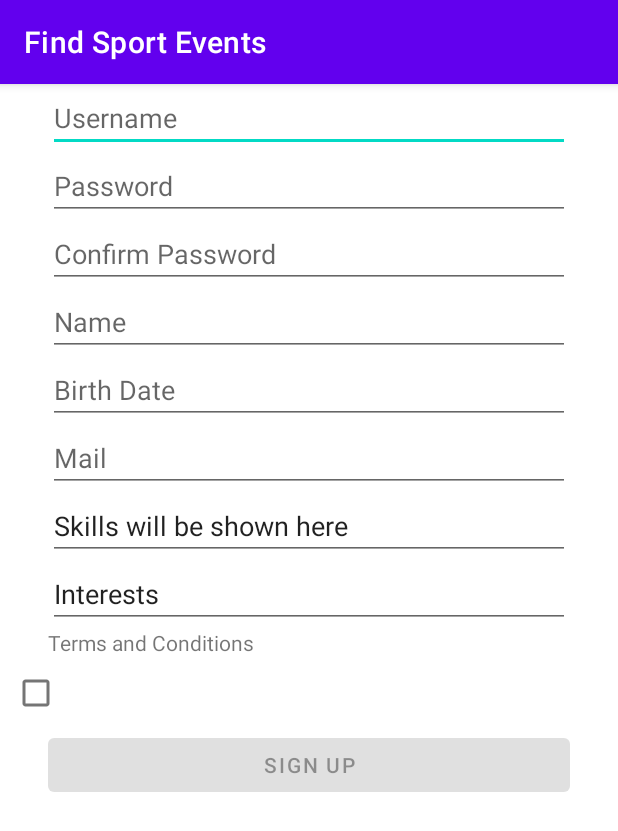
After one commit to bounswe/2021SpringGroup2, an Android app: the SignupActivity screen opened directly, with no data from a screen before it, on a phone screen of 412 x 824 dp. The commit adds this screen. Shown: the top 831 px of the screen. Run offline under Robolectric (Android 15) with nearby library versions, the phone set to English and light mode, and no system bars.

Commit message:
Add: signup activity

```diff
--- a/FindSportEvents/app/src/main/AndroidManifest.xml
+++ b/FindSportEvents/app/src/main/AndroidManifest.xml
@@ -20,6 +20,7 @@
         </activity>
 
         <activity android:name=".login.LoginActivity" />
+        <activity android:name=".login.SignupActivity" />
     </application>
 
 </manifest>
--- a/FindSportEvents/app/src/main/java/com/bounswe/findsportevents/login/LoginActivity.kt
+++ b/FindSportEvents/app/src/main/java/com/bounswe/findsportevents/login/LoginActivity.kt
@@ -56,10 +56,15 @@ class LoginActivity : AppCompatActivity() {
                 MainActivity.addExtras(this, true)
             }
         }
+        binding.buttonSignup.setOnClickListener {
+            startActivity<SignupActivity> {
+                addFlags(Intent.FLAG_ACTIVITY_NEW_TASK or Intent.FLAG_ACTIVITY_CLEAR_TASK)
+            }
+        }
     }
 
     private fun checkFields() {
-        binding.buttonLogin.isEnabled = binding.etUsername.text.toString().length >= 5 && binding.etPassword.text.toString().length >= 3
+        binding.buttonLogin.isEnabled = binding.etUsername.text.toString().length >= 5 && binding.etPassword.text.toString().length >= 5
                 && isValidEmail(binding.etUsername.text.toString())
     }
 
--- /dev/null
+++ b/FindSportEvents/app/src/main/java/com/bounswe/findsportevents/login/SignupActivity.kt
@@ -0,0 +1,16 @@
+package com.bounswe.findsportevents.login
+
+import android.os.Bundle
+import androidx.appcompat.app.AppCompatActivity
+import com.bounswe.findsportevents.databinding.ActivitySignupBinding
+
+class SignupActivity: AppCompatActivity() {
+    private lateinit var binding: ActivitySignupBinding
+
+    override fun onCreate(savedInstanceState: Bundle?) {
+        super.onCreate(savedInstanceState)
+        binding = ActivitySignupBinding.inflate(layoutInflater)
+        setContentView(binding.root)
+    }
+
+}
--- /dev/null
+++ b/FindSportEvents/app/src/main/res/layout/activity_signup.xml
@@ -0,0 +1,99 @@
+<?xml version="1.0" encoding="utf-8"?>
+<androidx.constraintlayout.widget.ConstraintLayout xmlns:android="http://schemas.android.com/apk/res/android"
+    xmlns:app="http://schemas.android.com/apk/res-auto"
+    android:layout_width="match_parent"
+    android:layout_height="match_parent">
+
+    <ScrollView
+        android:layout_width="match_parent"
+        android:layout_height="match_parent">
+
+        <LinearLayout
+            android:layout_width="match_parent"
+            android:layout_height="wrap_content"
+            android:orientation="vertical">
+
+            <com.google.android.material.textfield.TextInputEditText
+                android:id="@+id/et_username"
+                android:layout_width="match_parent"
+                android:layout_height="wrap_content"
+                android:layout_marginHorizontal="@dimen/space_xx_large"
+                android:hint="@string/username_signup" />
+
+            <com.google.android.material.textfield.TextInputEditText
+                android:id="@+id/et_password"
+                android:layout_width="match_parent"
+                android:layout_height="wrap_content"
+                android:layout_marginHorizontal="@dimen/space_xx_large"
+                android:hint="@string/password" />
+
+            <com.google.android.material.textfield.TextInputEditText
+                android:id="@+id/et_password_confirm"
+                android:layout_width="match_parent"
+                android:layout_height="wrap_content"
+                android:layout_marginHorizontal="@dimen/space_xx_large"
+                android:hint="@string/confirm_password" />
+
+            <com.google.android.material.textfield.TextInputEditText
+                android:id="@+id/et_name"
+                android:layout_width="match_parent"
+                android:layout_height="wrap_content"
+                android:layout_marginHorizontal="@dimen/space_xx_large"
+                android:hint="@string/name" />
+
+            <com.google.android.material.textfield.TextInputEditText
+                android:id="@+id/et_birth_date"
+                android:layout_width="match_parent"
+                android:layout_height="wrap_content"
+                android:layout_marginHorizontal="@dimen/space_xx_large"
+                android:hint="@string/birth_date" />
+
+            <com.google.android.material.textfield.TextInputEditText
+                android:id="@+id/et_mail"
+                android:layout_width="match_parent"
+                android:layout_height="wrap_content"
+                android:layout_marginHorizontal="@dimen/space_xx_large"
+                android:hint="@string/mail" />
+
+            <com.google.android.material.textfield.TextInputEditText
+                android:id="@+id/et_skills"
+                android:layout_width="match_parent"
+                android:layout_height="wrap_content"
+                android:layout_marginHorizontal="@dimen/space_xx_large"
+                android:text="@string/skills" />
+
+            <com.google.android.material.textfield.TextInputEditText
+                android:id="@+id/et_interests"
+                android:layout_width="match_parent"
+                android:layout_height="wrap_content"
+                android:layout_marginHorizontal="@dimen/space_xx_large"
+                android:text="@string/interests" />
+
+            <TextView
+                android:id="@+id/tv_terms"
+                android:layout_width="match_parent"
+                android:layout_height="wrap_content"
+                android:layout_marginHorizontal="@dimen/space_xx_large"
+                android:text="Terms and Conditions" />
+
+            <CheckBox
+                android:id="@+id/cb_terms"
+                android:layout_width="wrap_content"
+                android:layout_height="wrap_content"
+                />
+            <Button
+                android:id="@+id/button_signup"
+                android:layout_width="match_parent"
+                android:layout_height="wrap_content"
+                android:enabled="false"
+                android:layout_marginHorizontal="@dimen/space_xx_large"
+                android:text="@string/sign_up" />
+
+
+
+        </LinearLayout>
+
+
+    </ScrollView>
+
+</androidx.constraintlayout.widget.ConstraintLayout>
--- a/FindSportEvents/app/src/main/res/values/strings.xml
+++ b/FindSportEvents/app/src/main/res/values/strings.xml
@@ -19,4 +19,8 @@
     <string name="delete_profile">DELETE PROFILE</string>
     <string name="logout">LOGOUT</string>
     <string name="signup">SIGNUP</string>
+    <string name="username_signup">Username</string>
+    <string name="confirm_password">Confirm Password</string>
+    <string name="interests">Interests</string>
+    <string name="sign_up">SIGN UP</string>
 </resources>
```
